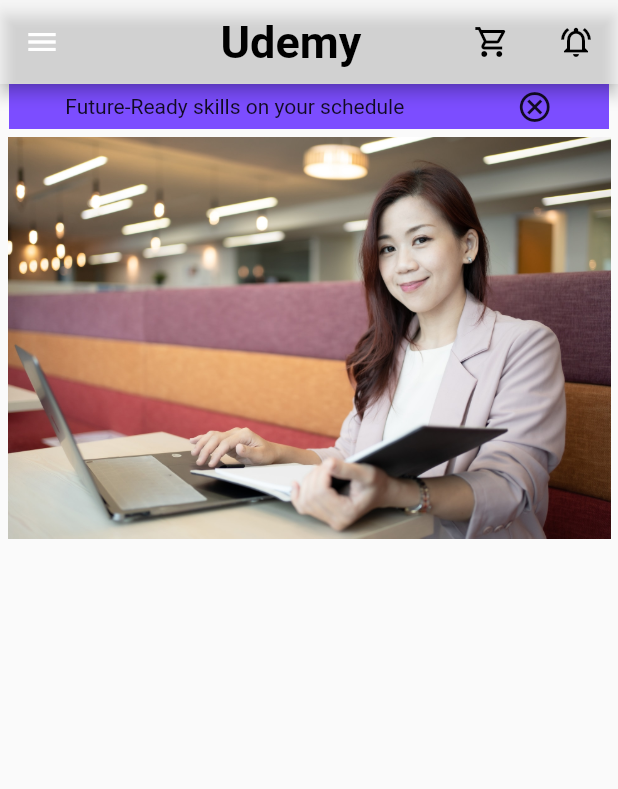
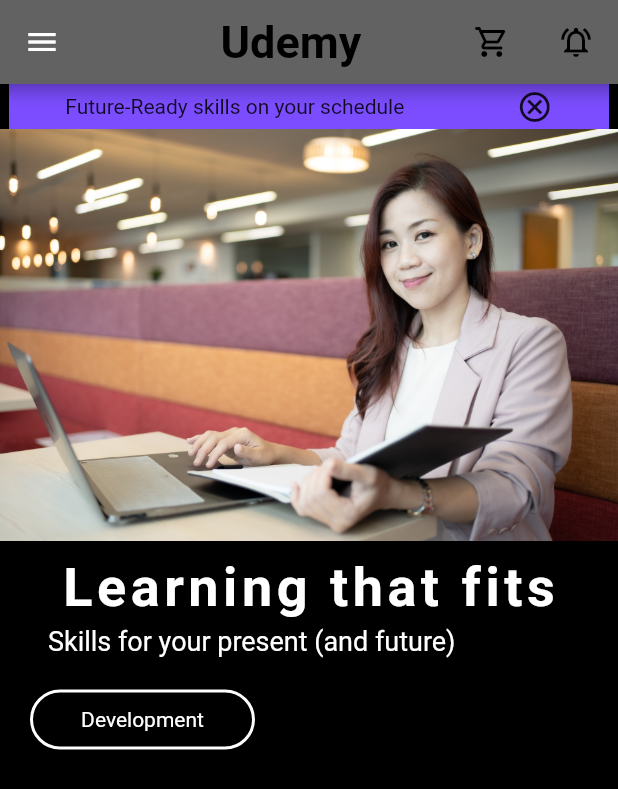
Before and after one commit to youssefeissa18/TaskUdemy, a Flutter app: the screen it shows after launch, on a phone screen of 412 x 824 dp. Shown: the top 789 px of the screen. Run offline on Flutter 3.47's test engine with Material 2 defaults, Android fonts, the phone set to English and light mode, and no system bars.

Commit message:
udemy
edit

```diff
--- a/udemy/lib/component/compunent.dart
+++ b/udemy/lib/component/compunent.dart
@@ -20,12 +20,57 @@
           ),
         ),
         Container(
-          margin: EdgeInsets.all(5),
+          margin: EdgeInsets.only(bottom: 10),
           child: Image.asset('images/Hero Section - Mobile.jpg'),
         ),
 
+        Container(
+          child: Text(
+            "Learning that fits",
+            style: TextStyle(
+              letterSpacing: 3,
+              fontSize: 36,
+              fontWeight: FontWeight.bold,
+              color: Colors.white,
+            ),
+          ),
+        ),
+
+        Container(
+          alignment: Alignment.centerLeft,
+          margin: EdgeInsets.only(left: 32),
+          child: Text(
+              "Skills for your present (and future)",
+              style: TextStyle(
+                color: Colors.white,
+                height: 1.5,
+                fontSize: 18,
+              ),
+          ),
+        ),
 
 
+        Row(
+          children: [
+            Container(
+              margin: EdgeInsets.only(left: 20,bottom: 10,right: 10,top: 20),
+              height: 40,
+              width: 150,
+              decoration: BoxDecoration(
+                border: Border.all(width: 2,color: Colors.white),
+                borderRadius: BorderRadius.circular(20)
+              ),
+              child: Center(
+                child: Text(
+                  "Development",
+                  style: TextStyle(
+                    color: Colors.white
+                  ),
+                ),
+              ),
+            ),
+          ],
+        )
       ],
     );
   }
--- a/udemy/lib/home_screen/home_screen.dart
+++ b/udemy/lib/home_screen/home_screen.dart
@@ -7,6 +7,7 @@
   @override
   Widget build(BuildContext context) {
     return Scaffold(
+      backgroundColor: Colors.black,
       appBar: AppBar(
         backgroundColor: Colors.white38,
         title: Row(
@@ -78,9 +79,7 @@
 
 
 
-      body: Compunent(
-
-      ),
+      body: Compunent(),
     );
   }
 }
--- /dev/null
+++ b/udemy/lib/jobs/job.dart
@@ -0,0 +1,10 @@
+import 'package:flutter/material.dart';
+
+class Jobs extends StatelessWidget {
+  const Jobs({Key? key}) : super(key: key);
+
+  @override
+  Widget build(BuildContext context) {
+    return const Placeholder();
+  }
+}
```
